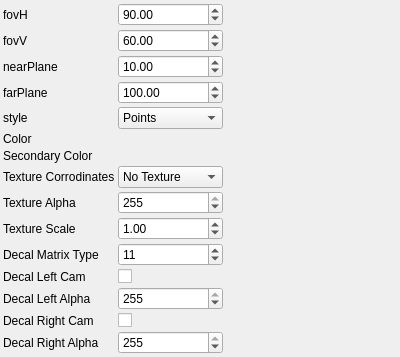
First picture: the form in utils/3d/generated/draw3dCameraParametersControlWidget.ui, repository NickPenkrat/corecvs, before the edit.
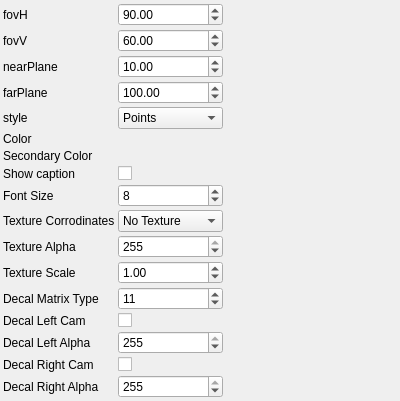
Second picture: the form after the edit. Custom widgets are drawn as their Qt base class.

```diff
--- a/utils/3d/generated/draw3dCameraParametersControlWidget.ui
+++ b/utils/3d/generated/draw3dCameraParametersControlWidget.ui
@@ -197,30 +197,12 @@
     <item row="7" column="0">
      <widget class="QLabel" name="label_7">
        <property name="text">
-         <string>Texture Corrodinates</string>
+         <string>Show caption</string>
        </property>
      </widget>
     </item>
     <item row="7" column="1">
-     <widget class="QComboBox" name="textureCorrodinatesComboBox">
-       <property name="currentIndex">
-         <number>0</number>
-       </property>
-       <item>
-        <property name="text">
-         <string>No Texture</string>
-        </property>
-       </item>
-       <item>
-        <property name="text">
-         <string>Auto Decide</string>
-        </property>
-       </item>
-       <item>
-        <property name="text">
-         <string>Force Texture</string>
-        </property>
-       </item>
+     <widget class="QCheckBox" name="showCaptionCheckBox">
        <property name="toolTip">
          <string>Texture Corrodinates</string>
        </property>
@@ -229,12 +211,12 @@
     <item row="8" column="0">
      <widget class="QLabel" name="label_8">
        <property name="text">
-         <string>Texture Alpha</string>
+         <string>Font Size</string>
        </property>
      </widget>
     </item>
     <item row="8" column="1">
-     <widget class="QSpinBox" name="textureAlphaSpinBox">
+     <widget class="QSpinBox" name="fontSizeSpinBox">
        <property name="toolTip">
          <string>Texture Alpha</string>
        </property>
@@ -248,45 +230,51 @@
         <number>1</number>
        </property>
        <property name="value">
-        <number>255</number>
+        <number>8</number>
        </property>
      </widget>
     </item>
     <item row="9" column="0">
      <widget class="QLabel" name="label_9">
        <property name="text">
-         <string>Texture Scale</string>
+         <string>Texture Corrodinates</string>
        </property>
      </widget>
     </item>
     <item row="9" column="1">
-     <widget class="QDoubleSpinBox" name="textureScaleSpinBox">
+     <widget class="QComboBox" name="textureCorrodinatesComboBox">
+       <property name="currentIndex">
+         <number>0</number>
+       </property>
+       <item>
+        <property name="text">
+         <string>No Texture</string>
+        </property>
+       </item>
+       <item>
+        <property name="text">
+         <string>Auto Decide</string>
+        </property>
+       </item>
+       <item>
+        <property name="text">
+         <string>Force Texture</string>
+        </property>
+       </item>
        <property name="toolTip">
-         <string>Texture Scale</string>
-       </property>
-       <property name="minimum">
-        <double>0</double>
-       </property>
-       <property name="maximum">
-        <double>2000</double>
-       </property>
-       <property name="singleStep">
-        <double>1</double>
-       </property>
-       <property name="value">
-        <double>1</double>
+         <string>Texture Corrodinates</string>
        </property>
      </widget>
     </item>
     <item row="10" column="0">
      <widget class="QLabel" name="label_10">
        <property name="text">
-         <string>Decal Matrix Type</string>
+         <string>Texture Alpha</string>
        </property>
      </widget>
     </item>
     <item row="10" column="1">
-     <widget class="QSpinBox" name="decalMatrixTypeSpinBox">
+     <widget class="QSpinBox" name="textureAlphaSpinBox">
        <property name="toolTip">
          <string>Decal Matrix Type</string>
        </property>
@@ -294,39 +282,51 @@
         <number>0</number>
        </property>
        <property name="maximum">
-        <number>19</number>
+        <number>255</number>
        </property>
        <property name="singleStep">
         <number>1</number>
        </property>
        <property name="value">
-        <number>11</number>
+        <number>255</number>
        </property>
      </widget>
     </item>
     <item row="11" column="0">
      <widget class="QLabel" name="label_11">
        <property name="text">
-         <string>Decal Left Cam</string>
+         <string>Texture Scale</string>
        </property>
      </widget>
     </item>
     <item row="11" column="1">
-     <widget class="QCheckBox" name="decalLeftCamCheckBox">
+     <widget class="QDoubleSpinBox" name="textureScaleSpinBox">
        <property name="toolTip">
-         <string>Decal Left Cam</string>
+         <string>Texture Scale</string>
+       </property>
+       <property name="minimum">
+        <double>0</double>
+       </property>
+       <property name="maximum">
+        <double>2000</double>
+       </property>
+       <property name="singleStep">
+        <double>1</double>
+       </property>
+       <property name="value">
+        <double>1</double>
        </property>
      </widget>
     </item>
     <item row="12" column="0">
      <widget class="QLabel" name="label_12">
        <property name="text">
-         <string>Decal Left Alpha</string>
+         <string>Decal Matrix Type</string>
        </property>
      </widget>
     </item>
     <item row="12" column="1">
-     <widget class="QSpinBox" name="decalLeftAlphaSpinBox">
+     <widget class="QSpinBox" name="decalMatrixTypeSpinBox">
        <property name="toolTip">
          <string>Decal Left Alpha</string>
        </property>
@@ -334,25 +334,25 @@
         <number>0</number>
        </property>
        <property name="maximum">
-        <number>255</number>
+        <number>19</number>
        </property>
        <property name="singleStep">
         <number>1</number>
        </property>
        <property name="value">
-        <number>255</number>
+        <number>11</number>
        </property>
      </widget>
     </item>
     <item row="13" column="0">
      <widget class="QLabel" name="label_13">
        <property name="text">
-         <string>Decal Right Cam</string>
+         <string>Decal Left Cam</string>
        </property>
      </widget>
     </item>
     <item row="13" column="1">
-     <widget class="QCheckBox" name="decalRightCamCheckBox">
+     <widget class="QCheckBox" name="decalLeftCamCheckBox">
        <property name="toolTip">
          <string>Decal Right Cam</string>
        </property>
@@ -361,11 +361,51 @@
     <item row="14" column="0">
      <widget class="QLabel" name="label_14">
        <property name="text">
-         <string>Decal Right Alpha</string>
+         <string>Decal Left Alpha</string>
        </property>
      </widget>
     </item>
     <item row="14" column="1">
+     <widget class="QSpinBox" name="decalLeftAlphaSpinBox">
+       <property name="toolTip">
+         <string>Decal Left Alpha</string>
+       </property>
+       <property name="minimum">
+        <number>0</number>
+       </property>
+       <property name="maximum">
+        <number>255</number>
+       </property>
+       <property name="singleStep">
+        <number>1</number>
+       </property>
+       <property name="value">
+        <number>255</number>
+       </property>
+     </widget>
+    </item>
+    <item row="15" column="0">
+     <widget class="QLabel" name="label_15">
+       <property name="text">
+         <string>Decal Right Cam</string>
+       </property>
+     </widget>
+    </item>
+    <item row="15" column="1">
+     <widget class="QCheckBox" name="decalRightCamCheckBox">
+       <property name="toolTip">
+         <string>Decal Right Cam</string>
+       </property>
+     </widget>
+    </item>
+    <item row="16" column="0">
+     <widget class="QLabel" name="label_16">
+       <property name="text">
+         <string>Decal Right Alpha</string>
+       </property>
+     </widget>
+    </item>
+    <item row="16" column="1">
      <widget class="QSpinBox" name="decalRightAlphaSpinBox">
        <property name="toolTip">
          <string>Decal Right Alpha</string>
@@ -384,7 +424,7 @@
        </property>
      </widget>
     </item>
-   <item row="15" column="0">
+   <item row="17" column="0">
     <spacer name="verticalSpacer">
      <property name="orientation">
       <enum>Qt::Vertical</enum>
@@ -397,7 +437,7 @@
      </property>
     </spacer>
    </item>
-   <item row="15" column="2">
+   <item row="17" column="2">
     <spacer name="horizontalSpacer">
      <property name="orientation">
       <enum>Qt::Horizontal</enum>
```
Left out of the diff: 22 changed lines with no effect on the pictures.
